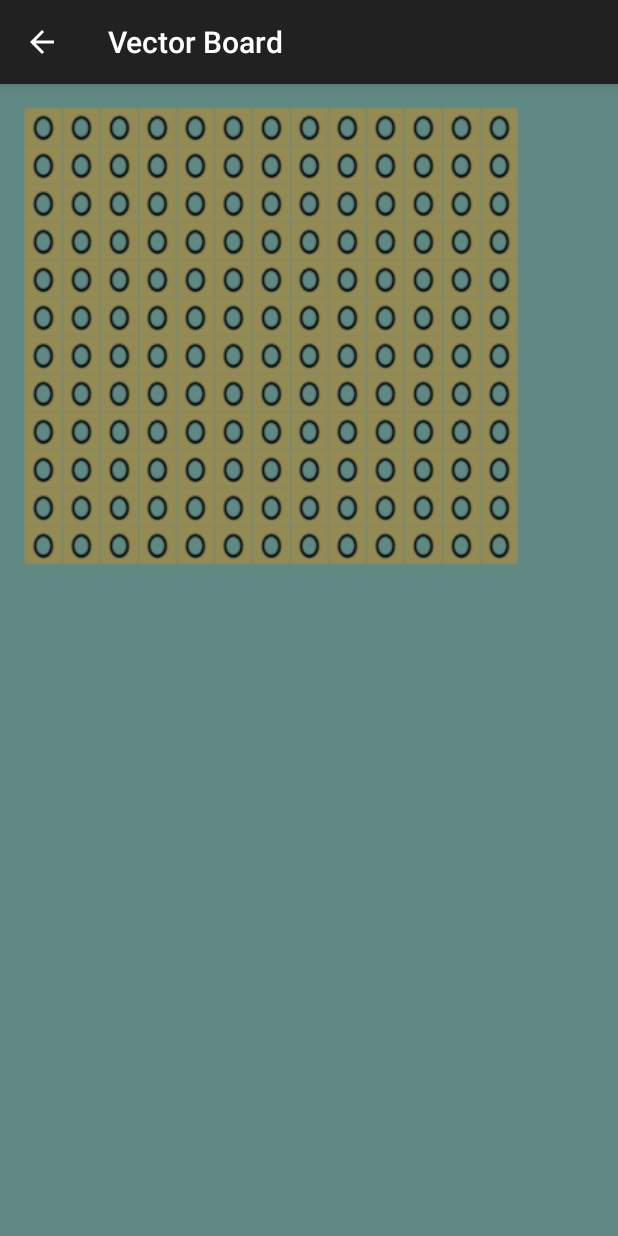
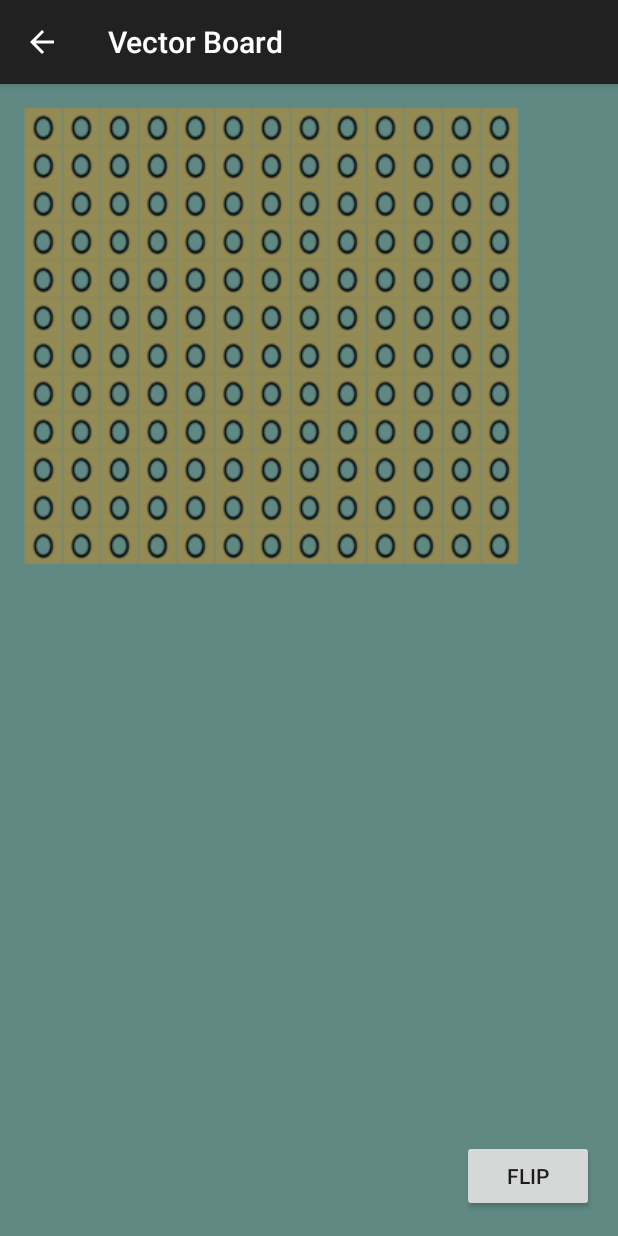
Before and after one commit to mgumble/Protoboard_App, an Android app: the VectorBoardActivity screen opened directly, with no data from a screen before it, on a phone screen of 412 x 824 dp. Run offline under Robolectric (Android 15) with nearby library versions, the phone set to English and light mode, and no system bars; 1 statement that could not run was skipped.

Commit message:
Added board flipping functionallity

```diff
--- a/PracticeApplication/app/src/main/res/layout/activity_vector_board.xml
+++ b/PracticeApplication/app/src/main/res/layout/activity_vector_board.xml
@@ -22,8 +22,8 @@
     <HorizontalScrollView
         android:layout_width="fill_parent"
         android:layout_height="wrap_content"
-        android:layout_alignParentBottom="true"
-        >
+        android:layout_above="@+id/btn_flip"
+        android:layout_alignParentStart="true">
 
         <LinearLayout
             android:orientation="horizontal"
@@ -34,5 +34,13 @@
         </LinearLayout>
     </HorizontalScrollView>
 
+    <Button
+        android:layout_width="wrap_content"
+        android:layout_height="wrap_content"
+        android:text="Flip"
+        android:id="@+id/btn_flip"
+        android:layout_alignParentBottom="true"
+        android:layout_alignParentEnd="true" />
+
 
 </RelativeLayout>
--- /dev/null
+++ b/PracticeApplication/app/src/main/res/values/Images.xml
@@ -0,0 +1,27 @@
+<?xml version="1.0" encoding="utf-8"?>
+<resources>
+    <array name="forward">
+        <item>@drawable/res1_4</item>
+        <item>@drawable/res2_4</item>
+        <item>@drawable/res3_4</item>
+        <item>@drawable/res4_4</item>
+        <item>@drawable/inductor1_4</item>
+        <item>@drawable/inductor2_4</item>
+        <item>@drawable/inductor3_4</item>
+        <item>@drawable/inductor4_4</item>
+        <item>@drawable/capacitor1_2</item>
+        <item>@drawable/capacitor2_2</item>
+    </array>
+    <array name="backwards">
+        <item>@drawable/res4_4under</item>
+        <item>@drawable/res3_4under</item>
+        <item>@drawable/res2_4under</item>
+        <item>@drawable/res1_4under</item>
+        <item>@drawable/inductor4_4under</item>
+        <item>@drawable/inductor3_4under</item>
+        <item>@drawable/inductor2_4under</item>
+        <item>@drawable/inductor1_4under</item>
+        <item>@drawable/capacitor2_2under</item>
+        <item>@drawable/capacitor1_2under</item>
+    </array>
+</resources>
```
Also changed, not shown: PracticeApplication/app/src/main/java/com/example/emilie/practiceapplication/VectorBoardActivity.java (+68 -3 lines), PracticeApplication/app/src/main/res/drawable/board.jpg (deleted), PracticeApplication/app/src/main/res/drawable/board_ppt.png (deleted), PracticeApplication/app/src/main/res/drawable/capacitor1_2under.png (added), PracticeApplication/app/src/main/res/drawable/capacitor2_2under.png (added), PracticeApplication/app/src/main/res/drawable/hole.png (deleted), PracticeApplication/app/src/main/res/drawable/hole50x50.png (deleted), PracticeApplication/app/src/main/res/drawable/ind.jpg (deleted), PracticeApplication/app/src/main/res/drawable/inductor1_4under.png (added), PracticeApplication/app/src/main/res/drawable/inductor2_4under.png (added), PracticeApplication/app/src/main/res/drawable/inductor3_4under.png (added), PracticeApplication/app/src/main/res/drawable/inductor4_4under.png (added), PracticeApplication/app/src/main/res/drawable/res1_4under.png (added), PracticeApplication/app/src/main/res/drawable/res2_4under.png (added), 2 more files.
